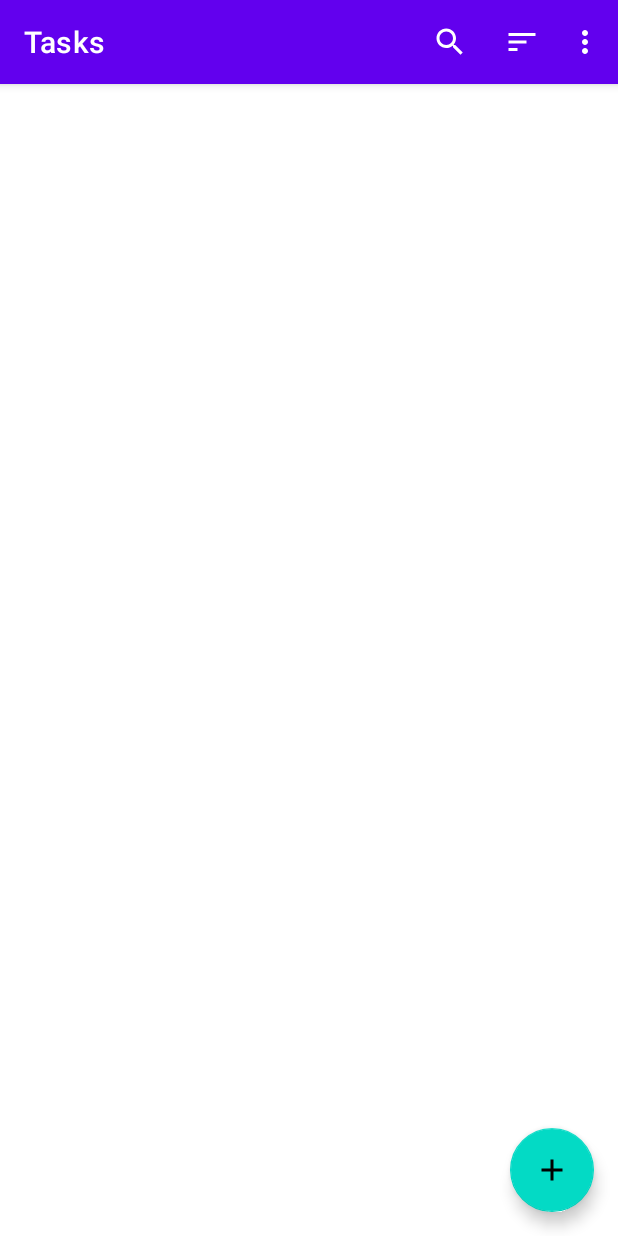
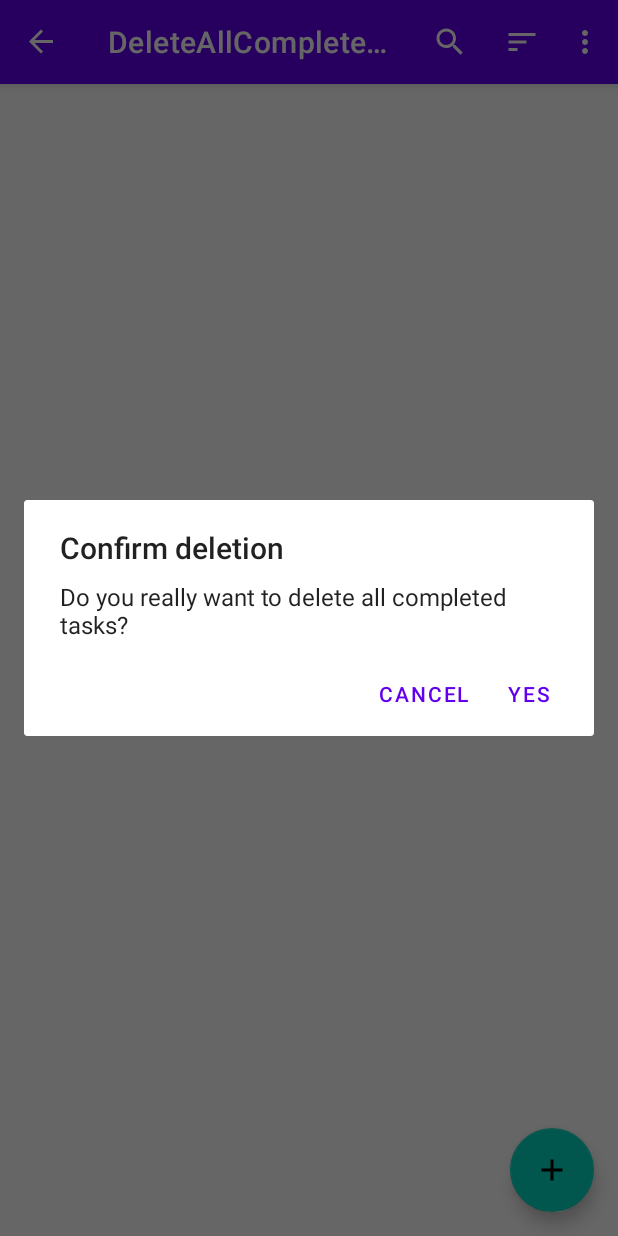
Before and after one commit to whiteyOnTheMoon/ToDoList_App2, an Android app: the screen it shows after launch (MainActivity), in the options menu, after a tap on "Delete all completed", on a phone screen of 412 x 824 dp. Run offline under Robolectric (Android 15) with nearby library versions, the phone set to English and light mode, and no system bars; our stand-ins replace Dagger/Hilt's generated code, Room's generated code, navigation-ui; libraries missing offline, so code that uses them is left out: androidx.datastore.createDataStore, androidx.datastore.preferences, androidx.hilt, androidx.hilt.lifecycle; 2 statements that could not run were skipped.

Commit message:
Part 14 (last) of Tutorial finished

```diff
--- a/app/src/main/java/com/tinyapps/todoapp/data/TaskDao.kt
+++ b/app/src/main/java/com/tinyapps/todoapp/data/TaskDao.kt
@@ -6,12 +6,11 @@ import kotlinx.coroutines.flow.Flow
 @Dao
 interface TaskDao {
 
-    //@Query("SELECT * FROM task_table WHERE (completed != :hideCompleted OR completed = 0) AND name LIKE '%' || :searchQuery || '%' ORDER BY important DESC, name")
     fun getTasks(query: String, sortOrder: SortOrder, hideCompleted: Boolean): Flow<List<Task>> =
-    when(sortOrder){
-        SortOrder.BY_DATE -> getTasksSortByDateCreated(query, hideCompleted)
-        SortOrder.BY_NAME -> getTasksSortByName(query, hideCompleted)
-    }
+        when (sortOrder) {
+            SortOrder.BY_DATE -> getTasksSortByDateCreated(query, hideCompleted)
+            SortOrder.BY_NAME -> getTasksSortByName(query, hideCompleted)
+        }
 
     @Query("SELECT * FROM task_table WHERE (completed != :hideCompleted OR completed = 0) AND name LIKE '%' || :searchQuery || '%' ORDER BY important DESC, name")
     fun getTasksSortByName(searchQuery: String, hideCompleted: Boolean): Flow<List<Task>>
@@ -27,4 +26,7 @@ interface TaskDao {
 
     @Delete
     suspend fun delete(task: Task)
+
+    @Query("DELETE FROM task_table WHERE completed = 1")
+    suspend fun deleteCompletedTasks()
 }
--- a/app/src/main/java/com/tinyapps/todoapp/ui/addedittask/AddEditTaskViewModel.kt
+++ b/app/src/main/java/com/tinyapps/todoapp/ui/addedittask/AddEditTaskViewModel.kt
@@ -1,7 +1,5 @@
 package com.tinyapps.todoapp.ui.addedittask
 
-import androidx.fragment.app.viewModels
-import androidx.hilt.lifecycle.ViewModelInject
 import androidx.lifecycle.SavedStateHandle
 import androidx.lifecycle.ViewModel
 import androidx.lifecycle.viewModelScope
@@ -9,8 +7,6 @@ import com.tinyapps.todoapp.data.Task
 import com.tinyapps.todoapp.data.TaskDao
 import com.tinyapps.todoapp.ui.ADD_TASK_RESULT_OK
 import com.tinyapps.todoapp.ui.EDIT_TASK_RESULT_OK
-import com.tinyapps.todoapp.ui.tasks.TasksViewModel
-import dagger.assisted.Assisted
 import dagger.hilt.android.lifecycle.HiltViewModel
 import kotlinx.coroutines.channels.Channel
 import kotlinx.coroutines.flow.receiveAsFlow
--- /dev/null
+++ b/app/src/main/java/com/tinyapps/todoapp/ui/deleteallcompleted/DeleteAllCompletedDialogFragment.kt
@@ -0,0 +1,23 @@
+package com.tinyapps.todoapp.ui.deleteallcompleted
+
+import android.app.Dialog
+import android.os.Bundle
+import androidx.appcompat.app.AlertDialog
+import androidx.fragment.app.DialogFragment
+import androidx.fragment.app.viewModels
+import dagger.hilt.android.AndroidEntryPoint
+
+@AndroidEntryPoint
+class DeleteAllCompletedDialogFragment : DialogFragment() {
+    private val viewModel: DeleteAllCompletedViewModel by viewModels()
+
+    override fun onCreateDialog(savedInstanceState: Bundle?): Dialog =
+        AlertDialog.Builder(requireContext())
+            .setTitle("Confirm deletion")
+            .setMessage("Do you really want to delete all completed tasks?")
+            .setNegativeButton("Cancel", null)
+            .setPositiveButton("Yes") { _, _ ->
+                viewModel.onConfirmClicked()
+            }
+            .create()
+}
--- a/app/src/main/java/com/tinyapps/todoapp/ui/tasks/TasksFragment.kt
+++ b/app/src/main/java/com/tinyapps/todoapp/ui/tasks/TasksFragment.kt
@@ -32,6 +32,8 @@ class TasksFragment : Fragment(R.layout.fragment_tasks), TasksAdapter.OnItemClic
 
     private val viewModel: TasksViewModel by viewModels()
 
+    private lateinit var searchView: SearchView
+
     override fun onViewCreated(view: View, savedInstanceState: Bundle?) {
         super.onViewCreated(view, savedInstanceState)
 
@@ -65,7 +67,7 @@ class TasksFragment : Fragment(R.layout.fragment_tasks), TasksAdapter.OnItemClic
             }).attachToRecyclerView(recyclerViewTasks)
 
             fabAddTask.setOnClickListener {
-                viewModel.onAddNewTaskClick()
+                viewModel.onAddNewTaskClicked()
             }
         }
 
@@ -83,8 +85,8 @@ class TasksFragment : Fragment(R.layout.fragment_tasks), TasksAdapter.OnItemClic
                 when (event) {
                     is TasksViewModel.TasksEvent.ShowUndoDeleteTaskMessage -> {
                         Snackbar.make(requireView(), "Task deleted", Snackbar.LENGTH_LONG)
-                            .setAction("Undo") {
-                                viewModel.onUndoDeleteClick(event.task)
+                            .setAction("UNDO") {
+                                viewModel.onUndoDeleteClicked(event.task)
                             }.show()
                     }
                     is TasksViewModel.TasksEvent.NavigateToAddTaskScreen -> {
@@ -102,10 +104,14 @@ class TasksFragment : Fragment(R.layout.fragment_tasks), TasksAdapter.OnItemClic
                                 "Edit Task"
                             )
                         findNavController().navigate(action)
-
                     }
                     is TasksViewModel.TasksEvent.ShowTaskSavedConfirmationMessage -> {
-                        Snackbar.make(requireView(), event.msg, Snackbar.LENGTH_SHORT)
+                        Snackbar.make(requireView(), event.msg, Snackbar.LENGTH_SHORT).show()
+                    }
+                    TasksViewModel.TasksEvent.NavigateToDeleteAllCompletedScreen -> {
+                        val action =
+                            TasksFragmentDirections.actionGlobalDeleteAllCompletedDialogFragment()
+                        findNavController().navigate(action)
                     }
                 }.exhaustive
             }
@@ -114,11 +120,11 @@ class TasksFragment : Fragment(R.layout.fragment_tasks), TasksAdapter.OnItemClic
         setHasOptionsMenu(true)
     }
 
-    override fun onItemClicked(task: Task) {
+    override fun onItemClick(task: Task) {
         viewModel.onTaskSelected(task)
     }
 
-    override fun onCheckBoxClicked(task: Task, isChecked: Boolean) {
+    override fun onCheckBoxClick(task: Task, isChecked: Boolean) {
         viewModel.onTaskCheckedChanged(task, isChecked)
     }
 
@@ -126,7 +132,13 @@ class TasksFragment : Fragment(R.layout.fragment_tasks), TasksAdapter.OnItemClic
         inflater.inflate(R.menu.menu_fragment_task, menu)
 
         val searchItem = menu.findItem(R.id.action_search)
-        val searchView = searchItem.actionView as SearchView
+        searchView = searchItem.actionView as SearchView
+
+        val pendingQuery = viewModel.searchQuery.value
+        if (pendingQuery != null && pendingQuery.isNotEmpty()) {
+            searchItem.expandActionView()
+            searchView.setQuery(pendingQuery, false)
+        }
 
         searchView.onQueryTextChanged {
             viewModel.searchQuery.value = it
@@ -150,13 +162,19 @@ class TasksFragment : Fragment(R.layout.fragment_tasks), TasksAdapter.OnItemClic
             }
             R.id.action_hide_completed_tasks -> {
                 item.isChecked = !item.isChecked
-                viewModel.onHideCompletedClick(item.isChecked)
+                viewModel.onHideCompletedClicked(item.isChecked)
                 true
             }
             R.id.action_delete_all_completed_tasks -> {
+                viewModel.onDeleteAllCompletedClicked()
                 true
             }
             else -> super.onOptionsItemSelected(item)
         }
     }
+
+    override fun onDestroyView() {
+        super.onDestroyView()
+        searchView.setOnQueryTextListener(null)
+    }
 }
--- a/app/src/main/java/com/tinyapps/todoapp/ui/tasks/TasksViewModel.kt
+++ b/app/src/main/java/com/tinyapps/todoapp/ui/tasks/TasksViewModel.kt
@@ -48,7 +48,7 @@ class TasksViewModel @Inject constructor(
         preferencesManager.updateSortOrder(sortOrder)
     }
 
-    fun onHideCompletedClick(hideCompleted: Boolean) = viewModelScope.launch {
+    fun onHideCompletedClicked(hideCompleted: Boolean) = viewModelScope.launch {
         preferencesManager.updateHideCompleted(hideCompleted)
     }
 
@@ -65,11 +65,11 @@ class TasksViewModel @Inject constructor(
         tasksEventChannel.send(TasksEvent.ShowUndoDeleteTaskMessage(task))
     }
 
-    fun onUndoDeleteClick(task: Task) = viewModelScope.launch {
+    fun onUndoDeleteClicked(task: Task) = viewModelScope.launch {
         taskDao.insert(task)
     }
 
-    fun onAddNewTaskClick() = viewModelScope.launch {
+    fun onAddNewTaskClicked() = viewModelScope.launch {
         tasksEventChannel.send(TasksEvent.NavigateToAddTaskScreen)
     }
 
@@ -84,10 +84,15 @@ class TasksViewModel @Inject constructor(
         tasksEventChannel.send(TasksEvent.ShowTaskSavedConfirmationMessage(text))
     }
 
+    fun onDeleteAllCompletedClicked() = viewModelScope.launch {
+        tasksEventChannel.send(TasksEvent.NavigateToDeleteAllCompletedScreen)
+    }
+
     sealed class TasksEvent {
         object NavigateToAddTaskScreen : TasksEvent()
         data class NavigateToEditTaskScreen(val task: Task) : TasksEvent()
         data class ShowUndoDeleteTaskMessage(val task: Task) : TasksEvent()
         data class ShowTaskSavedConfirmationMessage(val msg: String) : TasksEvent()
+        object NavigateToDeleteAllCompletedScreen : TasksEvent()
     }
 }
--- a/app/src/main/java/com/tinyapps/todoapp/util/ViewExt.kt
+++ b/app/src/main/java/com/tinyapps/todoapp/util/ViewExt.kt
@@ -2,8 +2,8 @@ package com.tinyapps.todoapp.util
 
 import androidx.appcompat.widget.SearchView
 
-inline fun SearchView.onQueryTextChanged(crossinline listener: (String) -> Unit){
-    this.setOnQueryTextListener(object: SearchView.OnQueryTextListener{
+inline fun SearchView.onQueryTextChanged(crossinline listener: (String) -> Unit) {
+    this.setOnQueryTextListener(object : SearchView.OnQueryTextListener {
         override fun onQueryTextSubmit(query: String?): Boolean {
             return true
         }
--- a/app/src/main/res/layout/fragment_add_edit_task.xml
+++ b/app/src/main/res/layout/fragment_add_edit_task.xml
@@ -15,7 +15,7 @@
             android:id="@+id/check_box_important"
             android:layout_width="match_parent"
             android:layout_height="wrap_content"
-            android:text="important task" />
+            android:text="Important task" />
 
         <EditText
             android:id="@+id/edit_text_task_name"
@@ -28,7 +28,7 @@
             android:id="@+id/text_view_date_created"
             android:layout_width="wrap_content"
             android:layout_height="wrap_content"
-            tools:text="Date created: " />
+            tools:text="Date created:" />
 
     </LinearLayout>
 
@@ -40,5 +40,4 @@
         android:layout_margin="16dp"
         android:src="@drawable/ic_check_mark" />
 
-
 </androidx.coordinatorlayout.widget.CoordinatorLayout>
--- a/app/src/main/res/layout/fragment_tasks.xml
+++ b/app/src/main/res/layout/fragment_tasks.xml
@@ -1,6 +1,5 @@
 <?xml version="1.0" encoding="utf-8"?>
 <androidx.coordinatorlayout.widget.CoordinatorLayout xmlns:android="http://schemas.android.com/apk/res/android"
-    xmlns:app="http://schemas.android.com/apk/res-auto"
     xmlns:tools="http://schemas.android.com/tools"
     android:layout_width="match_parent"
     android:layout_height="match_parent"
@@ -17,6 +16,6 @@
         android:layout_height="wrap_content"
         android:layout_gravity="bottom|end"
         android:layout_margin="16dp"
-        android:src="@drawable/ic_add"/>
+        android:src="@drawable/ic_add" />
 
 </androidx.coordinatorlayout.widget.CoordinatorLayout>
--- a/app/src/main/res/navigation/nav_graph.xml
+++ b/app/src/main/res/navigation/nav_graph.xml
@@ -5,6 +5,13 @@
     android:id="@+id/nav_graph"
     app:startDestination="@id/tasksFragment">
 
+    <action
+        android:id="@+id/action_global_deleteAllCompletedDialogFragment"
+        app:destination="@id/deleteAllCompletedDialogFragment" />
+    <dialog
+        android:id="@+id/deleteAllCompletedDialogFragment"
+        android:name="com.tinyapps.todoapp.ui.deleteallcompleted.DeleteAllCompletedDialogFragment"
+        android:label="DeleteAllCompletedDialogFragment" />
     <fragment
         android:id="@+id/tasksFragment"
         android:name="com.tinyapps.todoapp.ui.tasks.TasksFragment"
@@ -18,12 +25,12 @@
         android:id="@+id/addEditTaskFragment"
         android:name="com.tinyapps.todoapp.ui.addedittask.AddEditTaskFragment"
         android:label="{title}"
-        tools:layout="@layout/fragment_add_edit_task" >
+        tools:layout="@layout/fragment_add_edit_task">
         <argument
             android:name="task"
+            android:defaultValue="@null"
             app:argType="com.tinyapps.todoapp.data.Task"
-            app:nullable="true"
-            android:defaultValue="@null" />
+            app:nullable="true" />
         <argument
             android:name="title"
             app:argType="string" />
```
Also changed, not shown: app/src/main/java/com/tinyapps/todoapp/ui/deleteallcompleted/DeleteAllCompletedViewModel.kt (added, +19 -0 lines), app/src/main/java/com/tinyapps/todoapp/ui/tasks/TasksAdapter.kt (+14 -13 lines), app/src/main/res/layout/item_task.xml (+9 -9 lines), app/src/main/java/com/tinyapps/todoapp/ui/MainActivity.kt (line endings or trailing spaces).
